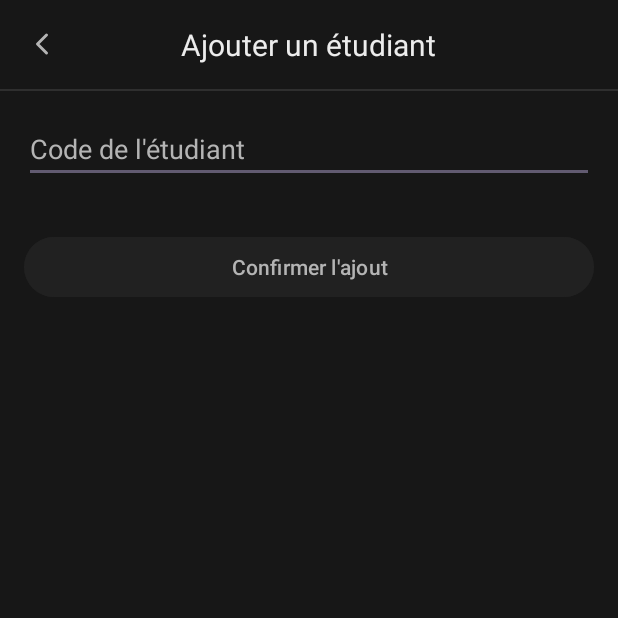
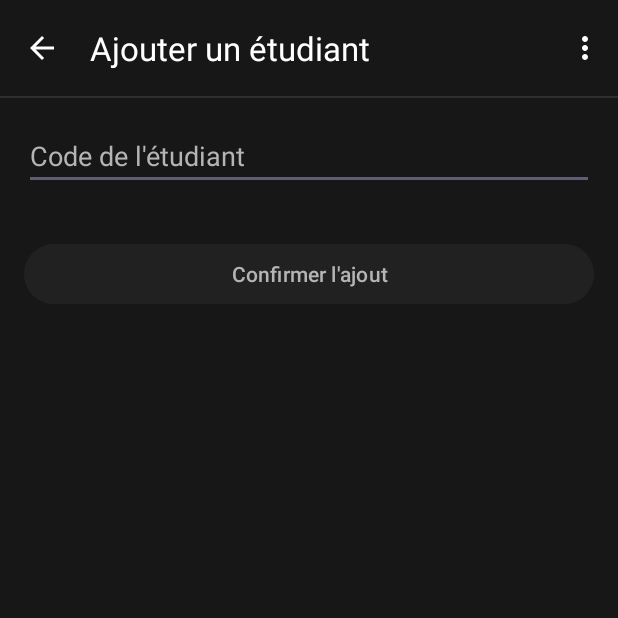
Before and after one commit to R0KET-011/TP2-Mobile2025, an Android app: the StudentAddActivity screen opened directly, with no data from a screen before it, on a phone screen of 412 x 824 dp, the top half of it. Run offline under Robolectric (Android 15) with nearby library versions, the light colour scheme and no system bars; our stand-ins replace Room's generated code; network calls fail.

Commit message:
menu implémenté dans students

```diff
--- a/app/src/main/java/com/example/teamwork/Activity/Students/StudentAddActivity.java
+++ b/app/src/main/java/com/example/teamwork/Activity/Students/StudentAddActivity.java
@@ -6,12 +6,14 @@
 
 import androidx.activity.EdgeToEdge;
 import androidx.appcompat.app.AppCompatActivity;
+import androidx.appcompat.widget.Toolbar;
 import androidx.core.graphics.Insets;
 import androidx.core.view.ViewCompat;
 import androidx.core.view.WindowInsetsCompat;
 import androidx.lifecycle.LiveData;
 
 import com.example.teamwork.Activity.Auth.Authentication;
+import com.example.teamwork.Activity.MenuHelper.BaseActivity;
 import com.example.teamwork.Database.AppDatabase;
 import com.example.teamwork.Database.Tables.Student;
 import com.example.teamwork.Database.Tables.Team;
@@ -34,7 +36,7 @@
 /**
  * Activité pour ajouter un Étudiant a une équipe.
  */
-public class StudentAddActivity extends AppCompatActivity implements View.OnClickListener {
+public class StudentAddActivity extends BaseActivity implements View.OnClickListener {
     /**
      * Field texte pour le code de l'étudiant.
      */
@@ -60,21 +62,20 @@
         super.onCreate(savedInstanceState);
         setContentView(R.layout.activity_student_add);
 
+        //set toolbar
+        Toolbar toolbar = findViewById(R.id.toolbar);
+        setSupportActionBar(toolbar);
+        if (getSupportActionBar() != null) {
+            getSupportActionBar().setDisplayHomeAsUpEnabled(true);
+        }
+
         db = AppDatabase.getDatabase(this);
 
         int teamId = getIntent().getIntExtra("teamId", -1);
         team = db.teamDao().getTeamByIdClass(teamId);
 
-        setupButtons();
+        findViewById(R.id.confirm).setOnClickListener(this);
         codeEditText = findViewById(R.id.code);
-    }
-
-    /**
-     * set les boutons back et confirmer.
-     */
-    private void setupButtons(){
-        findViewById(R.id.back).setOnClickListener(this);
-        findViewById(R.id.confirm).setOnClickListener(this);
     }
 
     /**
@@ -83,9 +84,7 @@
      */
     @Override
     public void onClick(View v) {
-        if (v.getId() == R.id.back){
-            finish();
-        } else if (v.getId() == R.id.confirm){
+        if (v.getId() == R.id.confirm){
             addStudent();
         }
     }
--- a/app/src/main/res/layout/activity_student_add.xml
+++ b/app/src/main/res/layout/activity_student_add.xml
@@ -1,35 +1,21 @@
 <?xml version="1.0" encoding="utf-8"?>
-<LinearLayout
-    xmlns:android="http://schemas.android.com/apk/res/android"
+<LinearLayout xmlns:android="http://schemas.android.com/apk/res/android"
     android:layout_height="match_parent"
     android:layout_width="match_parent"
+    xmlns:app="http://schemas.android.com/apk/res-auto"
     android:orientation="vertical"
     android:fitsSystemWindows="true"
     android:background="@color/color_tertiary">
 
-    <RelativeLayout
+    <androidx.appcompat.widget.Toolbar
+        android:id="@+id/toolbar"
         android:layout_width="match_parent"
         android:layout_height="wrap_content"
-        android:padding="16dp">
-
-        <ImageView
-            android:id="@+id/back"
-            android:layout_width="24dp"
-            android:layout_height="24dp"
-            android:layout_alignParentStart="true"
-            android:layout_centerVertical="true"
-            android:contentDescription="@string/back"
-            android:src="@drawable/chevron_left"/>
-
-        <TextView
-            android:layout_width="wrap_content"
-            android:layout_height="wrap_content"
-            android:text="@string/student_add"
-            android:textColor="@color/text_primary"
-            android:textSize="20sp"
-            android:layout_centerInParent="true"/>
-
-    </RelativeLayout>
+        android:background="@color/color_tertiary"
+        app:title="@string/student_add"
+        android:titleTextColor="@color/text_secondary"
+        android:minHeight="?attr/actionBarSize"
+        android:theme="@style/ThemeOverlay.AppCompat.Dark.ActionBar" />
 
     <View
         android:layout_width="match_parent"
```
Also changed, not shown: app/src/main/java/com/example/teamwork/Activity/Auth/ProfileActivity.java (+10 -4 lines), app/src/main/java/com/example/teamwork/Activity/Students/StudentListActivity.java (+47 -33 lines), app/src/main/java/com/example/teamwork/Activity/Team/TeamIndexActivity.java (+3 -6 lines), app/src/main/res/layout/activity_profile.xml (+7 -21 lines), app/src/main/res/layout/activity_student_list.xml (+9 -33 lines).
